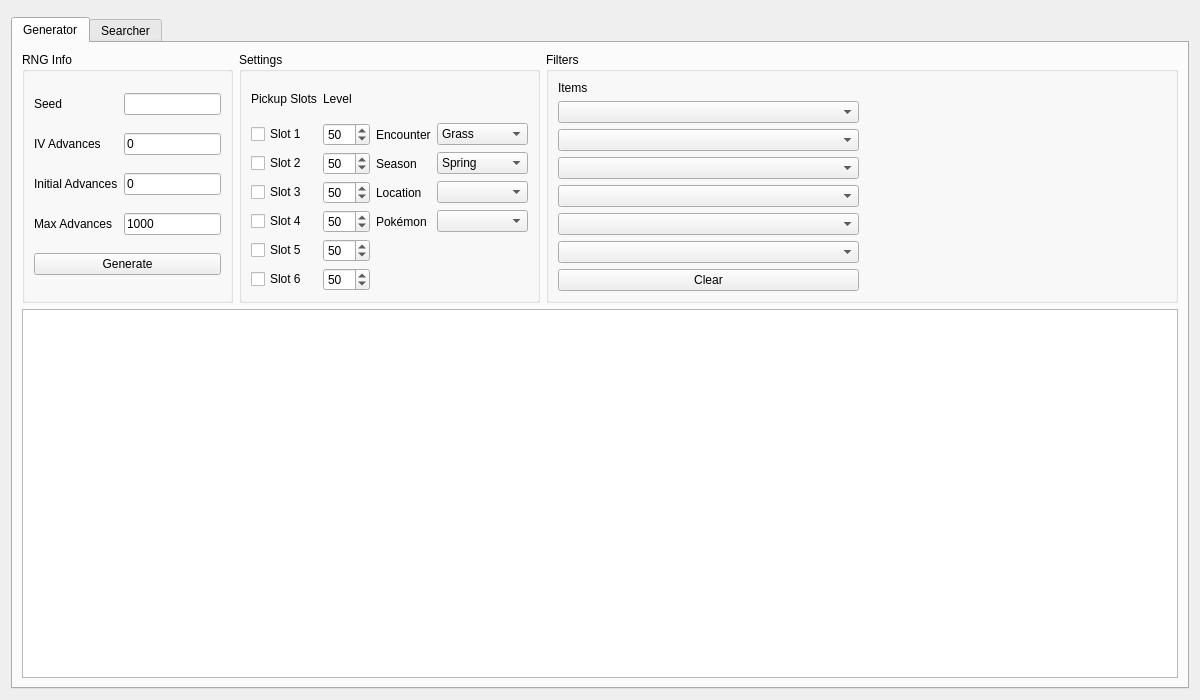
Admiral-Fish/PokeFinder, file Form/Gen5/Pickup.ui: the form before one commit.
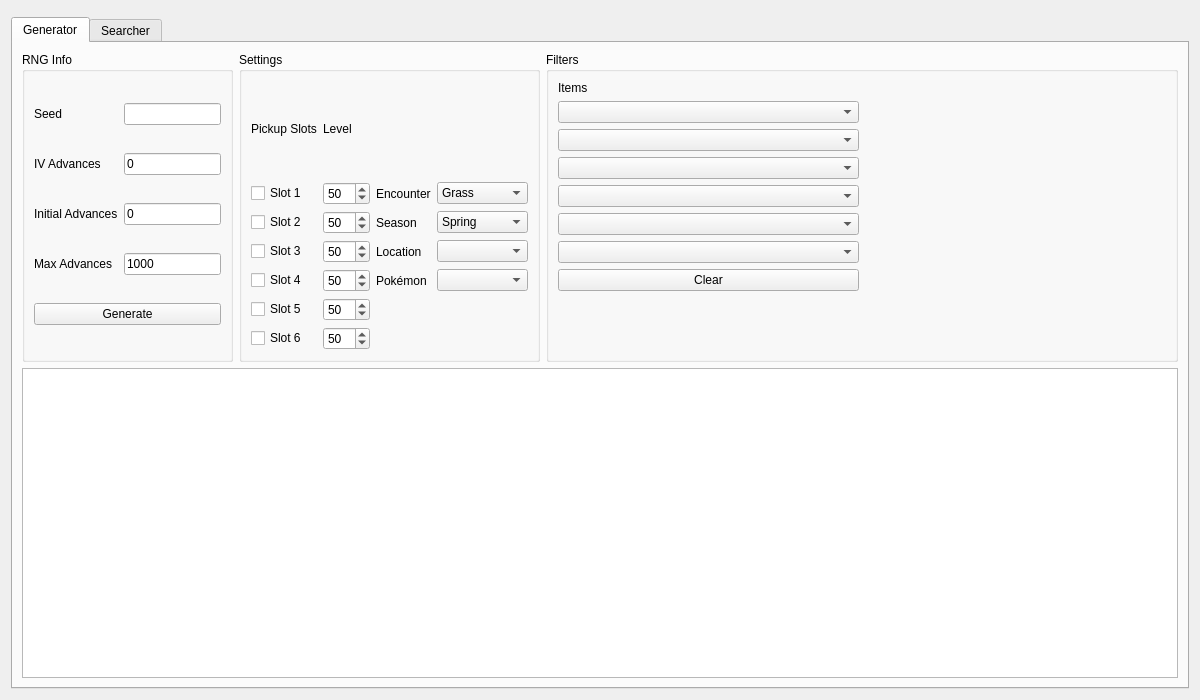
The form after the commit. Custom widgets are drawn as their Qt base class.

Patch:
```diff
--- a/Form/Gen5/Pickup.ui
+++ b/Form/Gen5/Pickup.ui
@@ -320,38 +320,55 @@
          </property>
          <layout class="QGridLayout" name="gridLayout_19">
           <item row="0" column="0">
+           <layout class="QVBoxLayout" name="verticalLayoutGeneratorItems">
+            <item>
            <widget class="QLabel" name="labelGeneratorItems">
             <property name="text">
              <string>Items</string>
             </property>
            </widget>
           </item>
-          <item row="1" column="0">
+            <item>
            <widget class="ComboBox" name="comboBoxGeneratorItem1" />
           </item>
-          <item row="2" column="0">
+            <item>
            <widget class="ComboBox" name="comboBoxGeneratorItem2" />
           </item>
-          <item row="3" column="0">
+            <item>
            <widget class="ComboBox" name="comboBoxGeneratorItem3" />
           </item>
-          <item row="4" column="0">
+            <item>
            <widget class="ComboBox" name="comboBoxGeneratorItem4" />
           </item>
-          <item row="5" column="0">
+            <item>
            <widget class="ComboBox" name="comboBoxGeneratorItem5" />
           </item>
-          <item row="6" column="0">
+            <item>
            <widget class="ComboBox" name="comboBoxGeneratorItem6" />
           </item>
-          <item row="7" column="0">
+            <item>
            <widget class="QPushButton" name="pushButtonGeneratorClearItems">
             <property name="text">
              <string>Clear</string>
             </property>
            </widget>
           </item>
-          <item row="0" column="1" rowspan="8">
+            <item>
+             <spacer name="verticalSpacerGeneratorItems">
+              <property name="orientation">
+               <enum>Qt::Orientation::Vertical</enum>
+              </property>
+              <property name="sizeHint" stdset="0">
+               <size>
+                <width>20</width>
+                <height>40</height>
+               </size>
+              </property>
+             </spacer>
+            </item>
+           </layout>
+          </item>
+          <item row="0" column="1">
            <widget class="Filter" name="filterGenerator" />
           </item>
          </layout>
```
Lines whose indentation alone changed are shown as unchanged.
